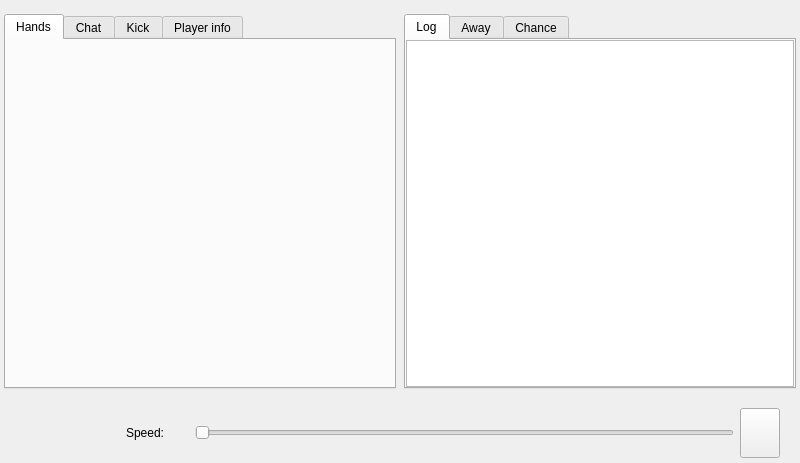
Qt form src/gui/qt/gui_800x480/tabs_800x480.ui (pokerth/pokerth) before a commit.
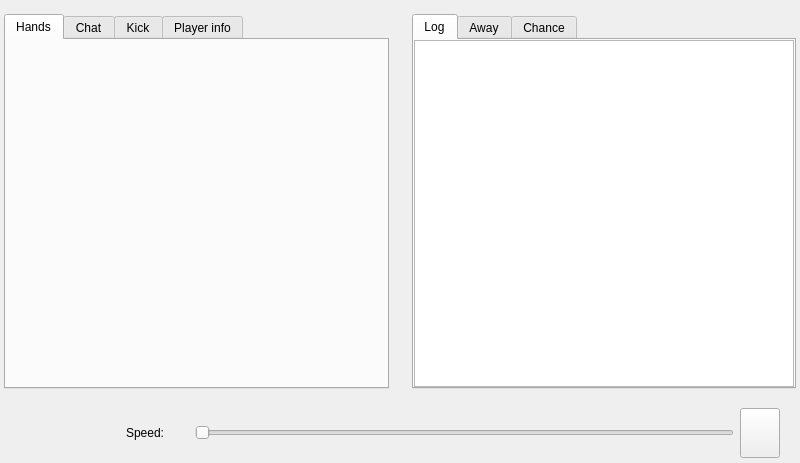
The same form after that commit. Icons and pictures are not drawn. Custom widgets are drawn as their Qt base class.

Patch:
```diff
--- a/src/gui/qt/gui_800x480/tabs_800x480.ui
+++ b/src/gui/qt/gui_800x480/tabs_800x480.ui
@@ -70,7 +70,7 @@
         <item>
          <layout class="QHBoxLayout" name="horizontalLayout_7">
           <property name="spacing">
-           <number>0</number>
+           <number>15</number>
           </property>
           <property name="bottomMargin">
            <number>0</number>
```
